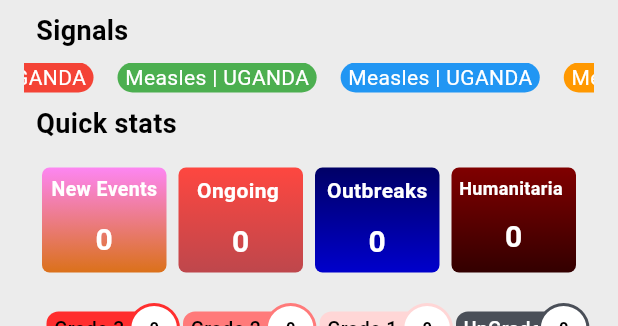
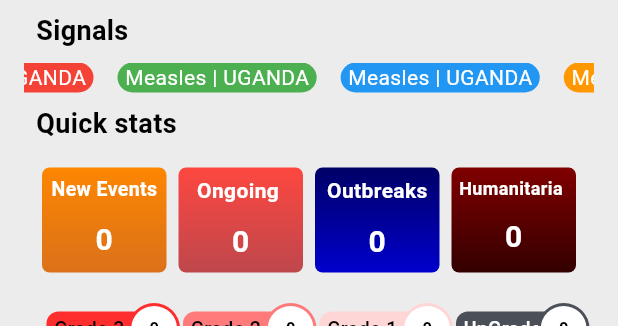
Before and after one commit to neric1/idsr_mobile, a Flutter app: the WhoAfrDashboard screen opened by its route, on a phone screen of 412 x 824 dp, the part 101-427 px from its top. Run offline on Flutter 3.47's test engine with Material 3 defaults, Android fonts, the phone set to English and light mode, and no system bars; drawn by our look-alikes of auto_size_text, flutter_map; our stand-ins replace dartz, dio, equatable, fl_chart, flutter_bloc, flutter_dotenv and 3 more; missing offline and left inert: country_flags; network calls fail.

```diff
--- a/lib/presentation/who_afro_dashboard.dart
+++ b/lib/presentation/who_afro_dashboard.dart
@@ -191,7 +191,7 @@ class WhoAfrDashboard extends StatelessWidget {
             child: Row(
               mainAxisAlignment: MainAxisAlignment.spaceBetween,
               children: [
-                _statCard(context,"New Events", [], [Color(0xFFdb711a),Color(0xFFfd86f2)]),
+                _statCard(context,"New Events", [], [Color(0xFFdb711a),Color(0xFFfd8601)]),
                 _statCard(context,"Ongoing ", ongoing, [Color(0xFFbe474c),Color(0xFFfe4740)]),
                 _statCard(context,"Outbreaks", data[0], [Color(0xFF0000cc),Color(0xFF000066)]),
                 _statCard(context,"Humanitarian",data[1], [Color(0xFF330000),Color(0xFF800000)]),
```
